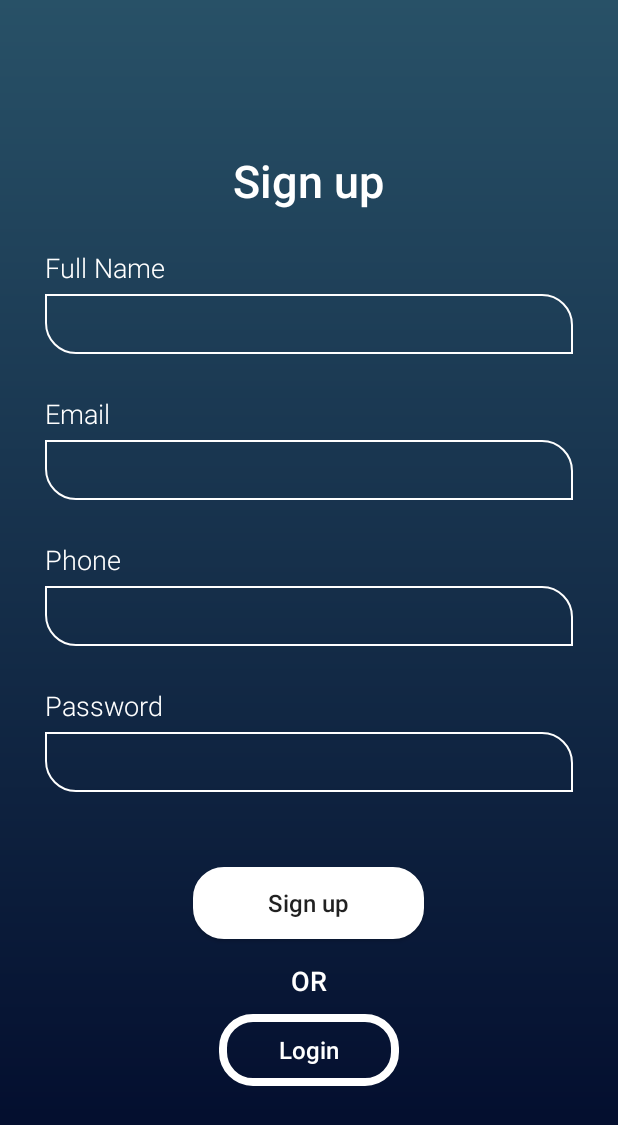
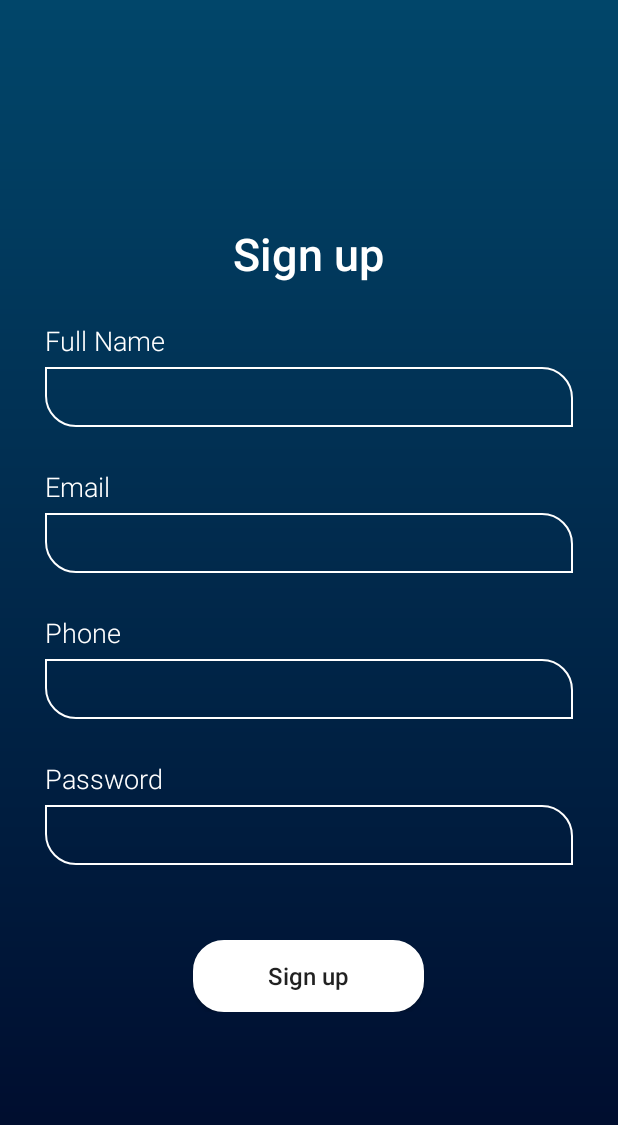
Before and after one commit to phildubem/Start-Potfolio-App, an Android app: the layout signup_screen.xml on its own in the app's theme, with its tools: preview values and no code run, on a phone screen of 412 x 824 dp. Shown: the top 1125 px of the screen. Run offline under Robolectric (Android 15) with nearby library versions, the phone set to English and light mode, and no system bars.

Commit message:
Data Stored

```diff
--- a/app/src/main/java/com/thebereau/startportfolioapp/MainActivity.kt
+++ b/app/src/main/java/com/thebereau/startportfolioapp/MainActivity.kt
@@ -14,7 +14,8 @@ class MainActivity : AppCompatActivity() {
 
     override fun onCreate(savedInstanceState: Bundle?) {
         super.onCreate(savedInstanceState)
-        setContentView(R.layout.activity_main);
+        setContentView(R.layout.activity_main)
+
 
 
         Log.d("OnCreate", "The activity is in onCreate state")
@@ -74,7 +75,7 @@ class MainActivity : AppCompatActivity() {
 
 
             } catch (e: PackageManager.NameNotFoundException) {
-                Log.e("WS", "ERROR_OPEN_MESSANGER"+e.toString());
+                Log.e("WS", "ERROR_OPEN_MESSANGER"+e.toString())
             }
         }
 
--- a/app/src/main/res/drawable/bg3.xml
+++ b/app/src/main/res/drawable/bg3.xml
@@ -2,9 +2,9 @@
 <shape xmlns:android="http://schemas.android.com/apk/res/android">
 
     <gradient
-        android:startColor="#285167"
+        android:startColor="#01466A"
         android:endColor="#000829"
-        android:angle="-90"
+        android:angle="-135"
         android:type="linear"/>
 
 </shape>
--- a/app/src/main/res/layout/signup_screen.xml
+++ b/app/src/main/res/layout/signup_screen.xml
@@ -1,25 +1,22 @@
 <?xml version="1.0" encoding="utf-8"?>
 <RelativeLayout xmlns:android="http://schemas.android.com/apk/res/android"
-    xmlns:app="http://schemas.android.com/apk/res-auto"
     xmlns:tools="http://schemas.android.com/tools"
     android:layout_width="match_parent"
     android:layout_height="match_parent"
     android:background="@drawable/bg3"
-    tools:context=".login">
+    tools:context=".SignUp">
 
     <RelativeLayout
         android:layout_width="wrap_content"
         android:layout_height="wrap_content"
         android:layout_centerInParent="true"
         android:layout_marginLeft="30dp"
-        android:layout_marginRight="30dp">
+        android:layout_marginRight="30dp"
+        tools:ignore="UselessParent">
 
-        <RelativeLayout
-            android:layout_width="wrap_content"
-            android:layout_height="wrap_content">
 
             <TextView
-                android:id="@+id/txV1"
+                android:id="@+id/txVS1"
                 android:layout_width="wrap_content"
                 android:layout_height="wrap_content"
                 android:text="Sign up"
@@ -27,23 +24,23 @@
                 android:textColor="@color/colorWhite"
                 android:fontFamily="sans-serif-medium"
                 android:textSize="30sp"
-                />
+                tools:ignore="HardcodedText" />
 
             <LinearLayout
-                android:id="@+id/linlay1"
-                android:layout_below="@id/txV1"
+                android:id="@+id/linSin1"
+                android:layout_below="@id/txVS1"
                 android:layout_width="match_parent"
                 android:layout_height="wrap_content"
                 android:orientation="vertical">
 
                 <LinearLayout
-                    android:id="@+id/linlay2"
+                    android:id="@+id/linSin2"
                     android:layout_width="match_parent"
                     android:layout_height="wrap_content"
                     android:orientation="vertical">
 
                     <TextView
-                        android:id="@+id/txV2"
+                        android:id="@+id/txVS2"
                         android:layout_width="wrap_content"
                         android:layout_height="wrap_content"
                         android:fontFamily="sans-serif-light"
@@ -51,10 +48,11 @@
                         android:layout_marginTop="25dp"
                         android:textAllCaps="false"
                         android:textColor="@color/colorWhite"
-                        android:textSize="18sp"/>
+                        android:textSize="18sp"
+                        tools:ignore="HardcodedText" />
 
                     <EditText
-                        android:id="@+id/et1"
+                        android:id="@+id/etS1"
                         android:layout_width="match_parent"
                         android:layout_height="40dp"
                         android:inputType="text"
@@ -63,19 +61,20 @@
                         android:paddingLeft="15dp"
                         android:paddingRight="15dp"
                         android:layout_marginTop="5dp"
-                        android:textColor="@color/colorWhite"/>
+                        android:textColor="@color/colorWhite"
+                        tools:ignore="Autofill,LabelFor"/>
 
                 </LinearLayout>
 
                 <LinearLayout
-                    android:id="@+id/linlay3"
+                    android:id="@+id/linSin3"
                     android:layout_width="match_parent"
                     android:layout_height="wrap_content"
                     android:orientation="vertical"
                     android:layout_marginTop="12dp">
 
                     <TextView
-                        android:id="@+id/txV3"
+                        android:id="@+id/txVS3"
                         android:layout_width="wrap_content"
                         android:layout_height="wrap_content"
                         android:fontFamily="sans-serif-light"
@@ -83,10 +82,11 @@
                         android:layout_marginTop="15dp"
                         android:textAllCaps="false"
                         android:textColor="@color/colorWhite"
-                        android:textSize="18sp"/>
+                        android:textSize="18sp"
+                        tools:ignore="HardcodedText" />
 
                     <EditText
-                        android:id="@+id/et2"
+                        android:id="@+id/etS2"
                         android:layout_width="match_parent"
                         android:layout_height="40dp"
                         android:inputType="textEmailAddress"
@@ -95,19 +95,20 @@
                         android:paddingLeft="15dp"
                         android:paddingRight="15dp"
                         android:layout_marginTop="5dp"
-                        android:textColor="@color/colorWhite"/>
+                        android:textColor="@color/colorWhite"
+                        tools:ignore="Autofill,LabelFor" />
 
                 </LinearLayout>
 
                 <LinearLayout
-                    android:id="@+id/linlay4"
+                    android:id="@+id/linSin4"
                     android:layout_width="match_parent"
                     android:layout_height="wrap_content"
                     android:orientation="vertical"
                     android:layout_marginTop="12dp">
 
                     <TextView
-                        android:id="@+id/txV4"
+                        android:id="@+id/txVS4"
                         android:layout_width="wrap_content"
                         android:layout_height="wrap_content"
                         android:fontFamily="sans-serif-light"
@@ -115,10 +116,11 @@
                         android:layout_marginTop="15dp"
                         android:textAllCaps="false"
                         android:textColor="@color/colorWhite"
-                        android:textSize="18sp"/>
+                        android:textSize="18sp"
+                        tools:ignore="HardcodedText" />
 
                     <EditText
-                        android:id="@+id/et3"
+                        android:id="@+id/etS3"
                         android:layout_width="match_parent"
                         android:layout_height="40dp"
                         android:inputType="phone"
@@ -127,18 +129,20 @@
                         android:paddingLeft="15dp"
                         android:paddingRight="15dp"
                         android:layout_marginTop="5dp"
-                        android:textColor="@color/colorWhite"/>
+                        android:textColor="@color/colorWhite"
+                        tools:ignore="Autofill,LabelFor" />
 
                 </LinearLayout>
 
                 <LinearLayout
+                    android:id="@+id/linSin5"
                     android:layout_width="match_parent"
                     android:layout_height="wrap_content"
                     android:orientation="vertical"
                     android:layout_marginTop="12dp">
 
                     <TextView
-                        android:id="@+id/txV5"
+                        android:id="@+id/txVS5"
                         android:layout_width="wrap_content"
                         android:layout_height="wrap_content"
                         android:fontFamily="sans-serif-light"
@@ -146,27 +150,29 @@
                         android:layout_marginTop="15dp"
                         android:textAllCaps="false"
                         android:textColor="@color/colorWhite"
-                        android:textSize="18sp"/>
+                        android:textSize="18sp"
+                        tools:ignore="HardcodedText" />
 
                     <EditText
-                        android:id="@+id/et4"
+                        android:id="@+id/etS4"
                         android:layout_width="match_parent"
                         android:layout_height="40dp"
                         android:digits="ABCDEFGHIJKLMNOPQRSTUVWXYZabcdefghijklmnopqrstuvwxyz0123456789"
-                        android:inputType="textCapCharacters"
+                        android:inputType="textPassword"
                         android:background="@drawable/txt_area"
                         android:fontFamily="sans-serif-light"
                         android:paddingLeft="15dp"
                         android:paddingRight="15dp"
                         android:layout_marginTop="5dp"
-                        android:textColor="@color/colorWhite"/>
+                        android:textColor="@color/colorWhite"
+                        tools:ignore="Autofill,LabelFor" />
 
                 </LinearLayout>
 
             </LinearLayout>
             <Button
-                android:id="@+id/btn1"
-                android:layout_below="@id/linlay1"
+                android:id="@+id/btnSin"
+                android:layout_below="@id/linSin1"
                 android:layout_width="wrap_content"
                 android:layout_height="wrap_content"
                 android:layout_marginTop="50dp"
@@ -178,40 +184,10 @@
                 android:paddingRight="50dp"
                 android:paddingLeft="50dp"
                 android:layout_centerHorizontal="true"
-                />
-
-            <TextView
-                android:id="@+id/txV6"
-                android:layout_below="@id/btn1"
-                android:layout_width="wrap_content"
-                android:layout_height="wrap_content"
-                android:fontFamily="sans-serif-medium"
-                android:text="OR"
-                android:layout_marginTop="15dp"
-                android:textAllCaps="false"
-                android:textColor="@color/colorWhite"
-                android:textSize="18sp"
-                android:layout_centerHorizontal="true"/>
-
-            <Button
-                android:id="@+id/btn2"
-                android:layout_below="@id/btn1"
-                android:layout_width="wrap_content"
-                android:layout_height="wrap_content"
-                android:layout_marginTop="50dp"
-                android:text="Login"
-                android:textAllCaps="false"
-                android:background="@drawable/btn_bg1"
-                android:fontFamily="sans-serif-medium"
-                android:textColor="@color/colorWhite"
-                android:textSize="16sp"
-                android:paddingRight="40dp"
-                android:paddingLeft="40dp"
-                android:layout_centerHorizontal="true"
-                />
+                tools:ignore="HardcodedText" />
 
 
-        </RelativeLayout>
+
 
 
     </RelativeLayout>
```
Also changed, not shown: app/src/main/AndroidManifest.xml (+11 -1 lines), app/src/main/java/com/thebereau/startportfolioapp/Constants.kt (added, +8 -0 lines), app/src/main/java/com/thebereau/startportfolioapp/LoginActivity.kt (added, +16 -0 lines), app/src/main/java/com/thebereau/startportfolioapp/PrefProv.kt (added, +25 -0 lines), app/src/main/java/com/thebereau/startportfolioapp/SignUp.kt (added, +41 -0 lines), app/src/main/java/com/thebereau/startportfolioapp/login.kt (deleted, +0 -8 lines), app/src/main/res/layout/activity_main.xml (+48 -17 lines), app/src/main/res/layout/login_screen.xml (+25 -44 lines).
